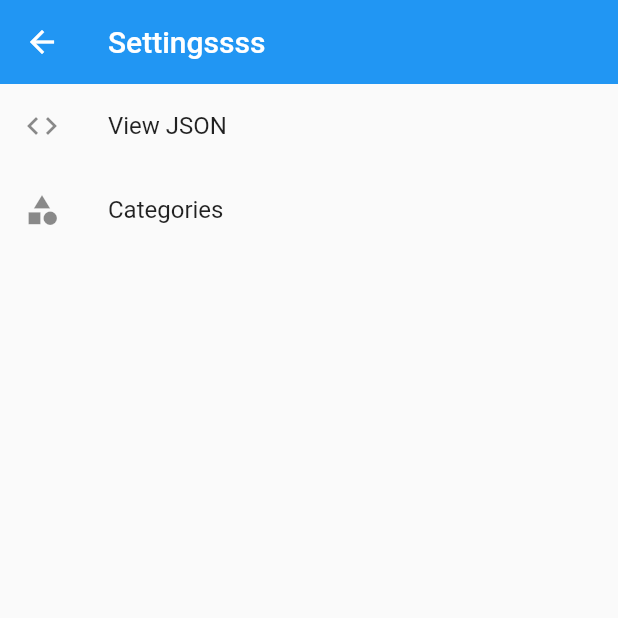
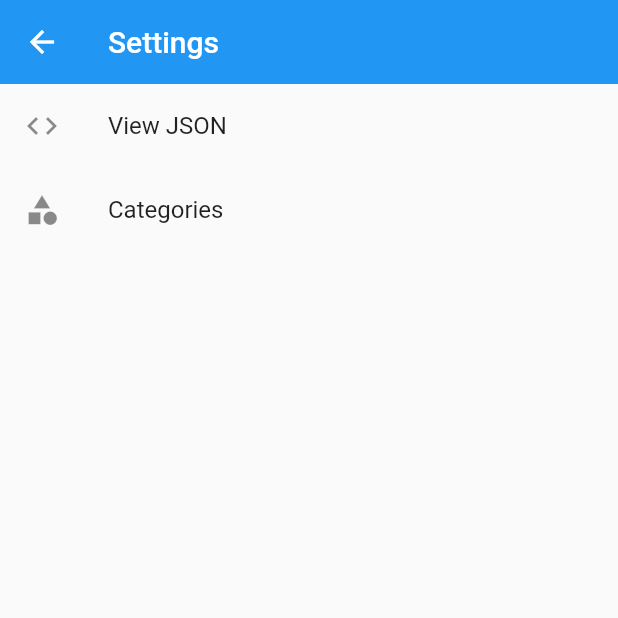
Before and after one commit to mrhockeymonkey/today, a Flutter app: the screen it shows after launch, item 4 of the bottom bar chosen, after a tap on the "settings" icon, on a phone screen of 412 x 824 dp, the top half of it. Run offline on Flutter 3.47's test engine with Material 2 defaults, Android fonts, the phone set to English and light mode, and no system bars; our stand-ins replace flutter_icons, jiffy, localstorage; missing offline and left inert: flutter_statusbarcolor.

Commit message:
ui tweaks and bugfixes

```diff
--- a/lib/models/app_constants.dart
+++ b/lib/models/app_constants.dart
@@ -15,10 +15,10 @@ class AppConstants extends InheritedWidget {
 
 
   // page header colors
-  static final Color laterHeaderColor = Color(0xFF23395B);
-  static final Color todoHeaderColor = Color(0xFF214D7A);
+  static final Color laterHeaderColor = Color(0xFFF07618E); //Color(0xFF23395B);
+  static final Color todoHeaderColor = Color(0xFFF07618E); //Color(0xFF214D7A);
   static final Color todayHeaderColor = Color(0xFFF07618E);
-  static final Color completedHeaderColor = Color(0xFF247BA0);
+  static final Color completedHeaderColor = Color(0xFFF07618E); //Color(0xFF247BA0);
   static final Color highlightColor = Color(0xFF37C7CB);
 
   static final double cirleAvatarRadius = 28.0;
@@ -38,7 +38,7 @@ class AppConstants extends InheritedWidget {
       context.inheritFromWidgetOfExactType(AppConstants);
 
   static changeStatusColor(Color color) async {
-    print("changing color to " + color.toString());
+    print("changing status bar color to " + color.toString());
     try {
       await FlutterStatusbarcolor.setStatusBarColor(color);
     } on PlatformException catch (e) {
@@ -46,8 +46,16 @@ class AppConstants extends InheritedWidget {
     }
   }
 
-  static Widget headerTextDate = Text(
-    DateFormat.MMMMEEEEd().format(DateTime.now()),
-    style: TextStyle(color: Colors.white),
-  );
+  static changeNavBarColor(Color color) async {
+    print("changing nav bar color to " + color.toString());
+    try {
+      await FlutterStatusbarcolor.setNavigationBarColor(color);
+      await FlutterStatusbarcolor.setNavigationBarWhiteForeground(true);
+    } on PlatformException catch (e) {
+      print(e.toString());
+    }
+  }
+
+  static String headerTextDate = DateFormat.MMMMEEEEd().format(DateTime.now());
+
 }
--- a/lib/models/app_state.dart
+++ b/lib/models/app_state.dart
@@ -83,6 +83,15 @@ class AppState extends Model {
     List<ToDoItem> _completedItems = [];
     for (var c in _categories) {
       _completedItems.addAll(c.itemsCompleted);
+    }
+    return _completedItems;
+  }
+
+  // getter for all items completed today
+  List<ToDoItem> get allCompletedTodayItems {
+    List<ToDoItem> _completedItems = [];
+    for (var c in _categories) {
+      _completedItems.addAll(c.itemsCompletedToday);
     }
     return _completedItems;
   }
@@ -255,6 +264,7 @@ class AppState extends Model {
               isComplete: j['isComplete'],
               isToday: j['isToday'],
               scheduledDate: j['scheduledDate'] ?? 0,
+              completedDate: j['completedDate'] ?? 0,
               repeatNum: j['repeatNum'] ?? 0,
               repeatLen: j['repeatLen'] ?? 'days',
             ),
--- a/lib/models/todo_item.dart
+++ b/lib/models/todo_item.dart
@@ -7,6 +7,7 @@ class ToDoItem {
   bool isComplete = false;
   bool isToday = false;
   int scheduledDate = 0;
+  int completedDate = 0;
   int repeatNum = 0;
   String repeatLen = 'days';
 
@@ -24,6 +25,7 @@ class ToDoItem {
     @required this.isComplete,
     @required this.isToday,
     @required this.scheduledDate,
+    @required this.completedDate,
     @required this.repeatNum,
     @required this.repeatLen,
   });
@@ -124,6 +126,7 @@ class ToDoItem {
     m['isComplete'] = isComplete;
     m['isToday'] = isToday;
     m['scheduledDate'] = scheduledDate;
+    m['completedDate'] = completedDate;
     m['repeatNum'] = repeatNum;
     m['repeatLen'] = repeatLen;
 
@@ -154,6 +157,7 @@ class ToDoItem {
   void markCompleted() {
     print("marking $title as completed");
     isComplete = true;
+    completedDate = ToDoItem.toSortableDate(DateTime.now());
     scheduledDate = 0;
     isToday = false;
   }
--- a/lib/pages/completed_page.dart
+++ b/lib/pages/completed_page.dart
@@ -24,7 +24,11 @@ class _CompletedPageState extends State<CompletedPage> {
 
     return Scaffold(
       appBar: AppBar(
-        title: Text("5 Things"),
+        title: Image.asset(
+          'dev_assets/app_title.png',
+          fit: BoxFit.cover,
+          height: 40,
+        ),
         backgroundColor: headerColor,
         elevation: 0.0,
         actions: <Widget>[
@@ -51,6 +55,7 @@ class _CompletedPageState extends State<CompletedPage> {
           future: appState.storage.ready,
           builder: (BuildContext context, AsyncSnapshot snapshot) {
             List<ToDoItem> items;
+            int completedCount;
 
             if (snapshot.data == null) {
               return Column(
@@ -66,6 +71,7 @@ class _CompletedPageState extends State<CompletedPage> {
 
             appState.initialize();
             items = appState.allCompletedItems;
+            completedCount = appState.allCompletedTodayItems.length;
 
             return CustomScrollView(
               slivers: <Widget>[
@@ -74,7 +80,7 @@ class _CompletedPageState extends State<CompletedPage> {
                     [
                       CategoryHeader(
                         headerColor: headerColor,
-                        headerCount: items.length,
+                        headerCount: completedCount,
                       ),
                     ],
                   ),
--- a/lib/pages/home_widget.dart
+++ b/lib/pages/home_widget.dart
@@ -1,4 +1,5 @@
 import 'package:flutter/material.dart';
+import 'package:flutter/services.dart';
 
 import '../models/app_constants.dart';
 import '../pages/later_page.dart';
@@ -21,8 +22,12 @@ class _HomeState extends State<Home> {
   Widget build(BuildContext context) {
     print("BUILD - home_widget");
     AppConstants.changeStatusColor(Colors.transparent);
+    //AppConstants.changeNavBarColor(AppConstants.todayHeaderColor);
     // a navigator key to for use with CategoryNavigator
     //final navigatorKey = GlobalKey<NavigatorState>();
+
+    //var mySystemTheme = SystemUiOverlayStyle.light.copyWith(systemNavigationBarColor: AppConstants.todayHeaderColor);
+    //SystemChrome.setSystemUIOverlayStyle(mySystemTheme);
 
     // a list of pages to display per nav bar item
     final _pages = [
@@ -63,7 +68,9 @@ class _HomeState extends State<Home> {
           currentIndex: _currentIndex,
           type: BottomNavigationBarType.fixed,
           items: _bottomNavigationBarItems,
-          fixedColor: AppConstants.highlightColor,
+          fixedColor: AppConstants.todayHeaderColor, //AppConstants.highlightColor,
+          selectedFontSize: 16.0,
+          //backgroundColor: AppConstants.todayHeaderColor,
         ),
       ),
     );
--- a/lib/pages/settings_page.dart
+++ b/lib/pages/settings_page.dart
@@ -17,7 +17,7 @@ class _SettingsPageState extends State<SettingsPage> {
     return Scaffold(
       appBar: AppBar(
         elevation: 0.0,
-        title: Text("Settingssss"),
+        title: Text("Settings"),
       ),
       body: _buildBody(),
     );
--- a/lib/pages/today_page.dart
+++ b/lib/pages/today_page.dart
@@ -28,7 +28,11 @@ class _TodayPageState extends State<TodayPage> {
 
     return Scaffold(
       appBar: AppBar(
-        title: Text("5 Things"),
+        title: Image.asset(
+          'dev_assets/app_title.png',
+          fit: BoxFit.cover,
+          height: 40,
+        ),
         backgroundColor: headerColor,
         elevation: 0.0,
         actions: <Widget>[
@@ -61,6 +65,7 @@ class _TodayPageState extends State<TodayPage> {
           builder: (BuildContext context, AsyncSnapshot snapshot) {
             List<ToDoItem> items;
             int backlogCount;
+            int completedCount;
             //var formatter = new DateFormat.MMMMEEEEd();
             // Widget headerText = Text(
             //   DateFormat.MMMMEEEEd().format(DateTime.now()),
@@ -83,15 +88,16 @@ class _TodayPageState extends State<TodayPage> {
             appState.initialize();
             items = appState.allTodayItems;
             backlogCount = appState.allToDoItems.length;
+            completedCount = appState.allCompletedTodayItems.length;
 
             return CustomScrollView(
               slivers: <Widget>[
-                                SliverList(
+                SliverList(
                   delegate: SliverChildListDelegate(
                     [
                       CategoryHeader(
                         headerColor: headerColor,
-                        headerCount: items.length,
+                        headerCount: completedCount,
                         //headerContent: Text("Today"),
                       ),
                     ],
@@ -117,7 +123,8 @@ class _TodayPageState extends State<TodayPage> {
                       color: Colors.grey,
                       height: AppConstants.headerHeight + 15,
                       child: ListTile(
-                        title: Text("+${backlogCount.toString()} more items in backlog..."),
+                        title: Text(
+                            "+${backlogCount.toString()} more items in backlog..."),
                       ),
                     ),
                   ]),
--- a/lib/widgets/category_header.dart
+++ b/lib/widgets/category_header.dart
@@ -22,17 +22,28 @@ class CategoryHeader extends StatelessWidget {
       child: Row(
         children: <Widget>[
           Expanded(
-            child: Container(
-              child: headerContent ?? AppConstants.headerTextDate,
-              padding: EdgeInsets.symmetric(horizontal: 8.0),
-            )
-
-          ),
-          CircleAvatar(
-            child: Text(headerCount.toString()),
-            radius: AppConstants.cirleAvatarRadius, //sized to match floating action button
-            backgroundColor: Colors.white,
-          ),
+              child: Container(
+                  padding: EdgeInsets.symmetric(horizontal: 8.0),
+                  child: Column(
+                    crossAxisAlignment: CrossAxisAlignment.start,
+                    children: <Widget>[
+                      Text(
+                        AppConstants.headerTextDate,
+                        style: TextStyle(color: Colors.white),
+                      ),
+                      SizedBox(height: 5),
+                      Text(
+                        "${headerCount.toString()} Things Done Today",
+                        style: TextStyle(color: Colors.white),
+                      ),
+                    ],
+                  )
+                  //headerContent ?? AppConstants.headerTextDate,
+                  )),
+          // Icon(
+          //   Icons.search,
+          //   color: Colors.white,
+          // ),
         ],
       ),
     );
--- a/lib/widgets/todo_list.dart
+++ b/lib/widgets/todo_list.dart
@@ -493,7 +493,8 @@ class _ToDoListState extends State<ToDoList> with WidgetsBindingObserver {
           item.title,
           style: TextStyle(decoration: TextDecoration.lineThrough),
         ),
-        subtitle: Text("DONE"),
+        subtitle: Text(        item.completedDate.toString(),),
+        //subtitle: Text("DONE"),
         trailing: Icon(Icons.done_all),
       ),
     );
--- a/pubspec.yaml
+++ b/pubspec.yaml
@@ -53,9 +53,8 @@ flutter:
   uses-material-design: true
 
   # To add assets to your application, add an assets section, like this:
-  # assets:
-  #  - images/a_dot_burr.jpeg
-  #  - images/a_dot_ham.jpeg
+  assets:
+   - dev_assets/app_title.png
 
   # An image asset can refer to one or more resolution-specific "variants", see
   # https://flutter.io/assets-and-images/#resolution-aware.
```
Also changed, not shown: lib/models/category.dart (+7 -0 lines), lib/pages/item_page.dart (+64 -155 lines), lib/pages/later_page.dart (+8 -2 lines), lib/pages/todo_page.dart (+8 -2 lines), dev_assets/app_title.png (added).
